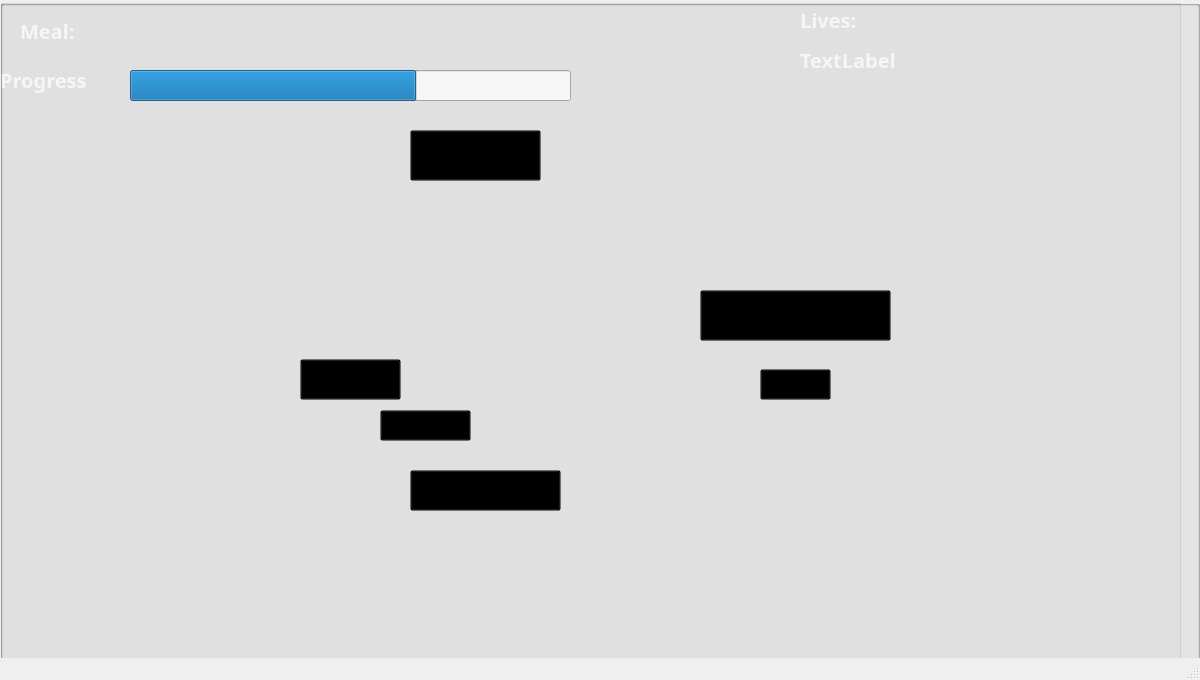
Before: the Qt Designer form FeedingFrenzy/screencontroller.ui in MATF-RS19/RS008-feeding-frenzy, drawn with Qt 5.
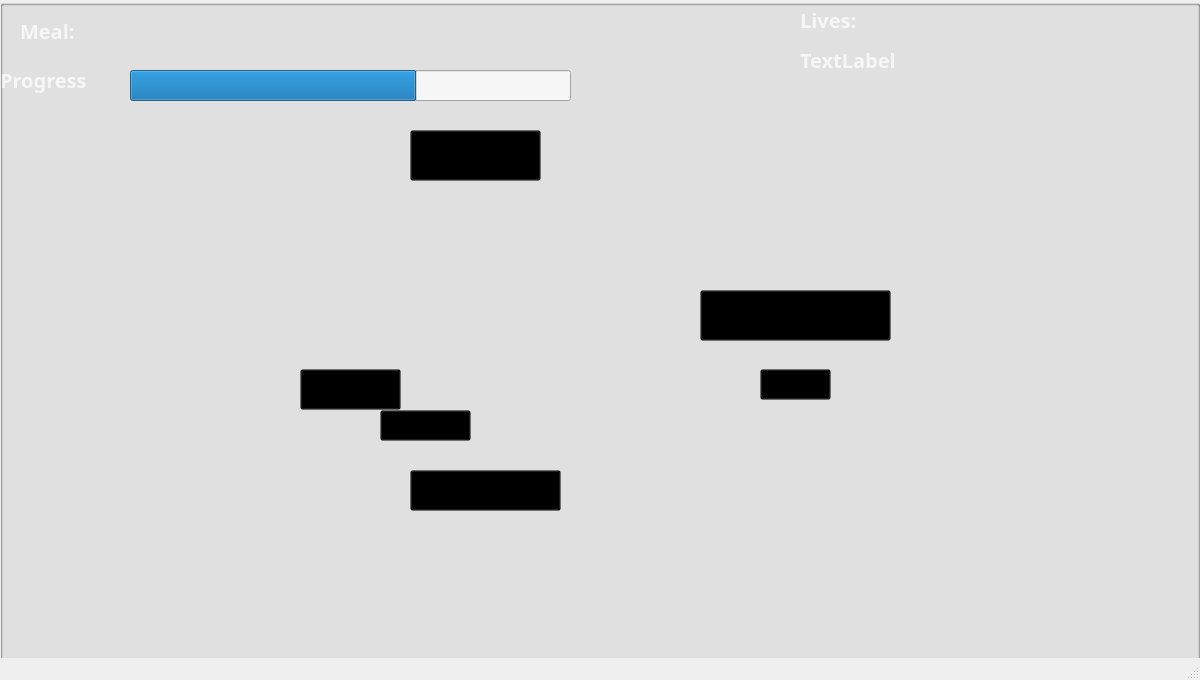
After: the same form once the commit is applied. Icons and pictures are not drawn.

Patch:
```diff
--- a/FeedingFrenzy/screencontroller.ui
+++ b/FeedingFrenzy/screencontroller.ui
@@ -659,8 +659,8 @@
      <rect>
       <x>0</x>
       <y>-1</y>
-      <width>1181</width>
-      <height>681</height>
+      <width>1200</width>
+      <height>680</height>
      </rect>
     </property>
     <property name="title">
@@ -669,16 +669,16 @@
     <widget class="QLabel" name="result">
      <property name="geometry">
       <rect>
-       <x>400</x>
+       <x>390</x>
        <y>110</y>
-       <width>451</width>
+       <width>481</width>
        <height>111</height>
       </rect>
      </property>
      <property name="font">
       <font>
        <family>MV Boli</family>
-       <pointsize>21</pointsize>
+       <pointsize>22</pointsize>
        <weight>75</weight>
        <bold>true</bold>
       </font>
@@ -690,7 +690,7 @@
     <widget class="QLabel" name="yourscore">
      <property name="geometry">
       <rect>
-       <x>450</x>
+       <x>490</x>
        <y>230</y>
        <width>271</width>
        <height>91</height>
@@ -699,7 +699,7 @@
      <property name="font">
       <font>
        <family>MV Boli</family>
-       <pointsize>13</pointsize>
+       <pointsize>15</pointsize>
       </font>
      </property>
      <property name="text">
@@ -767,7 +767,7 @@
      <property name="geometry">
       <rect>
        <x>300</x>
-       <y>360</y>
+       <y>370</y>
        <width>101</width>
        <height>41</height>
       </rect>
@@ -775,7 +775,7 @@
      <property name="font">
       <font>
        <family>MV Boli</family>
-       <pointsize>13</pointsize>
+       <pointsize>17</pointsize>
        <weight>75</weight>
        <italic>false</italic>
        <bold>true</bold>
```
Left out of the diff: 4 changed lines with no effect on the pictures.
